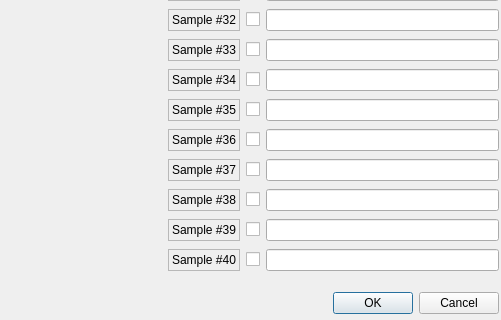
The window that UI/DAQ_Tool/MS/samples.ui (SESAME-Synchrotron/MS-XPD-ScanTool) describes before a commit, drawn with Qt 5; both pictures show x 792 to 1293 and y 323 to 643 of the 1293 by 643 pixel window.
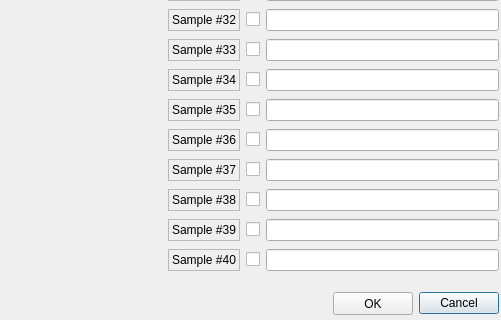
The same window after the commit. Icons and pictures are not drawn. Custom widgets are drawn as their Qt base class.

Commit message: write samples name on PVs, write samples checked positions on array (to be tested), and cleanup & enhancements

What changed in the file:
```diff
--- a/UI/DAQ_Tool/MS/samples.ui
+++ b/UI/DAQ_Tool/MS/samples.ui
@@ -26,7 +26,7 @@
     <enum>Qt::Horizontal</enum>
    </property>
    <property name="standardButtons">
-    <set>QDialogButtonBox::Cancel|QDialogButtonBox::Ok</set>
+    <set>QDialogButtonBox::Cancel</set>
    </property>
   </widget>
   <widget class="QLabel" name="background">
@@ -1398,8 +1398,32 @@
     </rect>
    </property>
   </widget>
+  <widget class="QPushButton" name="OK">
+   <property name="geometry">
+    <rect>
+     <x>1125</x>
+     <y>615</y>
+     <width>80</width>
+     <height>23</height>
+    </rect>
+   </property>
+   <property name="cursor">
+    <cursorShape>PointingHandCursor</cursorShape>
+   </property>
+   <property name="text">
+    <string>OK</string>
+   </property>
+   <property name="autoDefault">
+    <bool>false</bool>
+   </property>
+  </widget>
  </widget>
  <customwidgets>
+  <customwidget>
+   <class>QELineEdit</class>
+   <extends>QLineEdit</extends>
+   <header>QELineEdit.h</header>
+  </customwidget>
   <customwidget>
    <class>QSimpleShape</class>
    <extends>QWidget</extends>
```
Left out of the diff: 1445 changed lines with no effect on the pictures. The commit also changes 8 other files.
